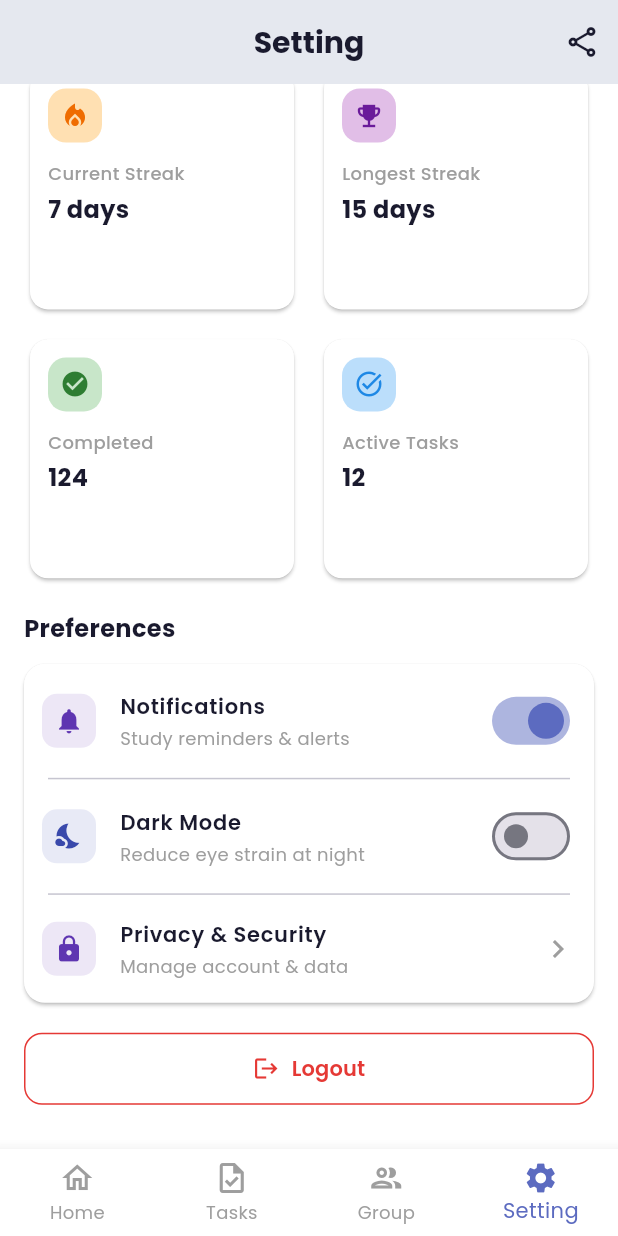
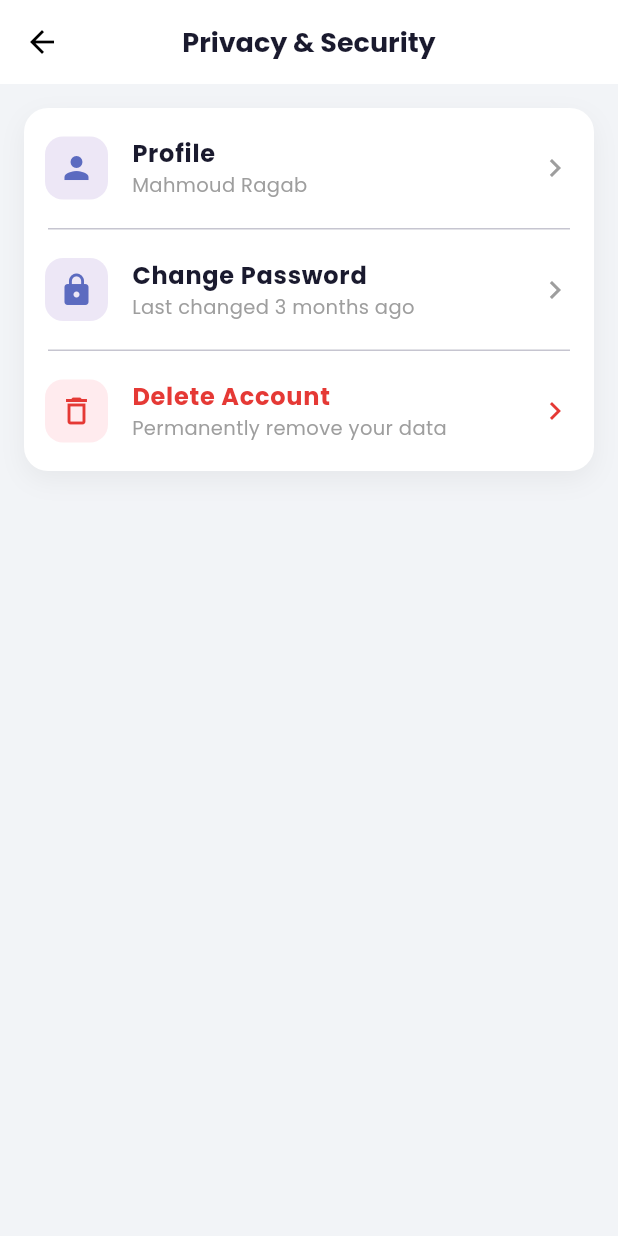
Before and after one commit to Adham167/Planova, a Flutter app: the screen it shows after launch, scrolled down 231 dp, after a tap on "Privacy & Security", on a phone screen of 412 x 824 dp. Run offline on Flutter 3.47's test engine with Material 3 defaults, Android fonts, the phone set to English and light mode, and no system bars; our stand-ins replace google_fonts.

Commit message:
add Privacy & Security, Profile edit, and Change Password screens

```diff
--- /dev/null
+++ b/lib/features/settings/screens/privacy_security_screen.dart
@@ -0,0 +1,227 @@
+import 'package:flutter/material.dart';
+import 'package:google_fonts/google_fonts.dart';
+import 'package:planova_app/core/constants/app_colors.dart';
+import 'profile_screen.dart';
+import 'change_password_screen.dart';
+
+class PrivacySecurityScreen extends StatelessWidget {
+  const PrivacySecurityScreen({super.key});
+
+  void _showDeleteConfirmDialog(BuildContext context) {
+    showDialog(
+      context: context,
+      builder: (context) {
+        return AlertDialog(
+          title: Text(
+            'Delete Account',
+            style: GoogleFonts.poppins(
+              fontWeight: FontWeight.w700,
+              fontSize: 18,
+            ),
+          ),
+          content: Text(
+            'Are you sure you want to permanently delete your account and all related data?',
+            style: GoogleFonts.poppins(fontSize: 14, color: AppColors.textDark),
+          ),
+          actions: [
+            TextButton(
+              onPressed: () => Navigator.of(context).pop(),
+              child: Text(
+                'Cancel',
+                style: GoogleFonts.poppins(color: AppColors.textGrey),
+              ),
+            ),
+            ElevatedButton(
+              style: ElevatedButton.styleFrom(
+                backgroundColor: AppColors.logoutRed,
+                shape: RoundedRectangleBorder(
+                  borderRadius: BorderRadius.circular(10),
+                ),
+              ),
+              onPressed: () {
+                Navigator.of(context).pop();
+                ScaffoldMessenger.of(context).showSnackBar(
+                  SnackBar(
+                    content: Text(
+                      'Account deletion confirmed (placeholder).',
+                      style: GoogleFonts.poppins(),
+                    ),
+                  ),
+                );
+              },
+              child: Text(
+                'Delete',
+                style: GoogleFonts.poppins(fontWeight: FontWeight.w600),
+              ),
+            ),
+          ],
+        );
+      },
+    );
+  }
+
+  Widget _buildTrailingIcon(Color color) {
+    return Icon(Icons.chevron_right, color: color);
+  }
+
+  @override
+  Widget build(BuildContext context) {
+    return Scaffold(
+      backgroundColor: AppColors.backgroundColor,
+      appBar: AppBar(
+        backgroundColor: Colors.white,
+        elevation: 0,
+        leading: const BackButton(color: Colors.black),
+        centerTitle: true,
+        title: Text(
+          'Privacy & Security',
+          style: GoogleFonts.poppins(
+            color: AppColors.textDark,
+            fontSize: 18,
+            fontWeight: FontWeight.w700,
+          ),
+        ),
+      ),
+      body: SafeArea(
+        child: Container(
+          color: AppColors.backgroundColor,
+          width: double.infinity,
+          child: Padding(
+            padding: const EdgeInsets.all(16),
+            child: Container(
+              decoration: BoxDecoration(
+                color: Colors.white,
+                borderRadius: BorderRadius.circular(16),
+                boxShadow: [
+                  BoxShadow(
+                    color: Colors.black.withOpacity(0.05),
+                    blurRadius: 14,
+                    offset: const Offset(0, 6),
+                  ),
+                ],
+              ),
+              child: Column(
+                mainAxisSize: MainAxisSize.min,
+                children: [
+                  ListTile(
+                    contentPadding: const EdgeInsets.symmetric(
+                      horizontal: 14,
+                      vertical: 4,
+                    ),
+                    leading: Container(
+                      width: 42,
+                      height: 42,
+                      decoration: BoxDecoration(
+                        color: const Color(0xFFEDE7F6),
+                        borderRadius: BorderRadius.circular(12),
+                      ),
+                      child: const Icon(Icons.person, color: Color(0xFF5C6BC0)),
+                    ),
+                    title: Text(
+                      'Profile',
+                      style: GoogleFonts.poppins(
+                        fontWeight: FontWeight.w700,
+                        color: AppColors.textDark,
+                        fontSize: 16,
+                      ),
+                    ),
+                    subtitle: Text(
+                      'Mahmoud Ragab',
+                      style: GoogleFonts.poppins(
+                        color: AppColors.textGrey,
+                        fontSize: 13,
+                      ),
+                    ),
+                    trailing: _buildTrailingIcon(const Color(0xFF9E9E9E)),
+                    onTap: () {
+                      Navigator.of(context).push(
+                        MaterialPageRoute(
+                          builder: (_) => const ProfileScreen(),
+                        ),
+                      );
+                    },
+                  ),
+                  const Divider(height: 1, indent: 16, endIndent: 16),
+                  ListTile(
+                    contentPadding: const EdgeInsets.symmetric(
+                      horizontal: 14,
+                      vertical: 4,
+                    ),
+                    leading: Container(
+                      width: 42,
+                      height: 42,
+                      decoration: BoxDecoration(
+                        color: const Color(0xFFEDE7F6),
+                        borderRadius: BorderRadius.circular(12),
+                      ),
+                      child: const Icon(Icons.lock, color: Color(0xFF5C6BC0)),
+                    ),
+                    title: Text(
+                      'Change Password',
+                      style: GoogleFonts.poppins(
+                        fontWeight: FontWeight.w700,
+                        color: AppColors.textDark,
+                        fontSize: 16,
+                      ),
+                    ),
+                    subtitle: Text(
+                      'Last changed 3 months ago',
+                      style: GoogleFonts.poppins(
+                        color: AppColors.textGrey,
+                        fontSize: 13,
+                      ),
+                    ),
+                    trailing: _buildTrailingIcon(const Color(0xFF9E9E9E)),
+                    onTap: () {
+                      Navigator.of(context).push(
+                        MaterialPageRoute(
+                          builder: (_) => const ChangePasswordScreen(),
+                        ),
+                      );
+                    },
+                  ),
+                  const Divider(height: 1, indent: 16, endIndent: 16),
+                  ListTile(
+                    contentPadding: const EdgeInsets.symmetric(
+                      horizontal: 14,
+                      vertical: 4,
+                    ),
+                    leading: Container(
+                      width: 42,
+                      height: 42,
+                      decoration: BoxDecoration(
+                        color: const Color(0xFFFFEBEE),
+                        borderRadius: BorderRadius.circular(12),
+                      ),
+                      child: const Icon(
+                        Icons.delete_outline,
+                        color: Color(0xFFE53935),
+                      ),
+                    ),
+                    title: Text(
+                      'Delete Account',
+                      style: GoogleFonts.poppins(
+                        fontWeight: FontWeight.w700,
+                        color: const Color(0xFFE53935),
+                        fontSize: 16,
+                      ),
+                    ),
+                    subtitle: Text(
+                      'Permanently remove your data',
+                      style: GoogleFonts.poppins(
+                        color: AppColors.textGrey,
+                        fontSize: 13,
+                      ),
+                    ),
+                    trailing: _buildTrailingIcon(const Color(0xFFE53935)),
+                    onTap: () => _showDeleteConfirmDialog(context),
+                  ),
+                ],
+              ),
+            ),
+          ),
+        ),
+      ),
+    );
+  }
+}
--- a/lib/features/settings/screens/settings_screen.dart
+++ b/lib/features/settings/screens/settings_screen.dart
@@ -4,6 +4,7 @@ import 'package:planova_app/core/constants/app_colors.dart';
 
 import '../models/statisticCardData.dart';
 import '../widgets/statisticCard.dart';
+import 'privacy_security_screen.dart';
 
 class SettingsScreen extends StatefulWidget {
   const SettingsScreen({super.key});
@@ -54,7 +55,7 @@ class _SettingsScreenState extends State<SettingsScreen> {
     });
   }
 
- @override
+  @override
   Widget build(BuildContext context) {
     return Scaffold(
       backgroundColor: AppColors.cardColor,
@@ -147,7 +148,9 @@ class _SettingsScreenState extends State<SettingsScreen> {
                 crossAxisSpacing: 12,
                 mainAxisSpacing: 12,
                 shrinkWrap: true,
-                children: _statistics.map((data) => buildStatisticCard(data)).toList(),
+                children: _statistics
+                    .map((data) => buildStatisticCard(data))
+                    .toList(),
               ),
               const SizedBox(height: 18),
               Text(
@@ -289,7 +292,13 @@ class _SettingsScreenState extends State<SettingsScreen> {
                         Icons.chevron_right,
                         color: Color(0xFF9E9E9E),
                       ),
-                      onTap: () {},
+                      onTap: () {
+                        Navigator.of(context).push(
+                          MaterialPageRoute(
+                            builder: (_) => const PrivacySecurityScreen(),
+                          ),
+                        );
+                      },
                     ),
                   ],
                 ),
```
Also changed, not shown: lib/features/settings/screens/change_password_screen.dart (added, +222 -0 lines), lib/features/settings/screens/profile_screen.dart (added, +186 -0 lines).
